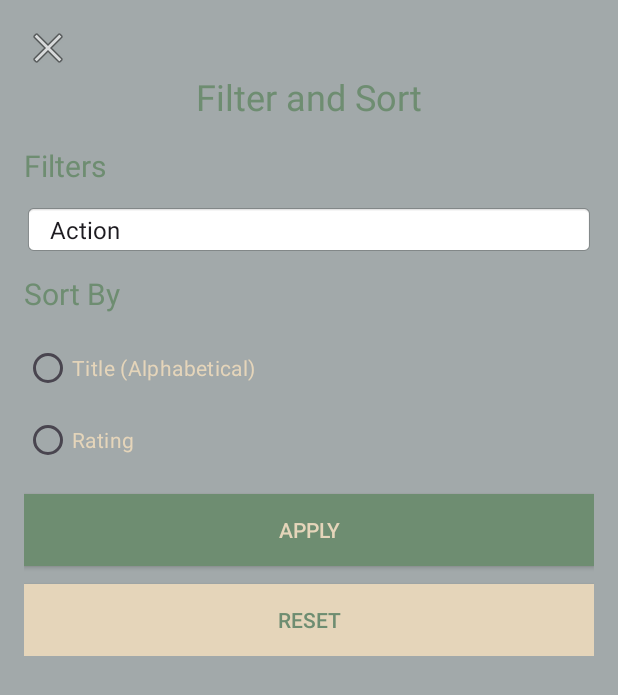
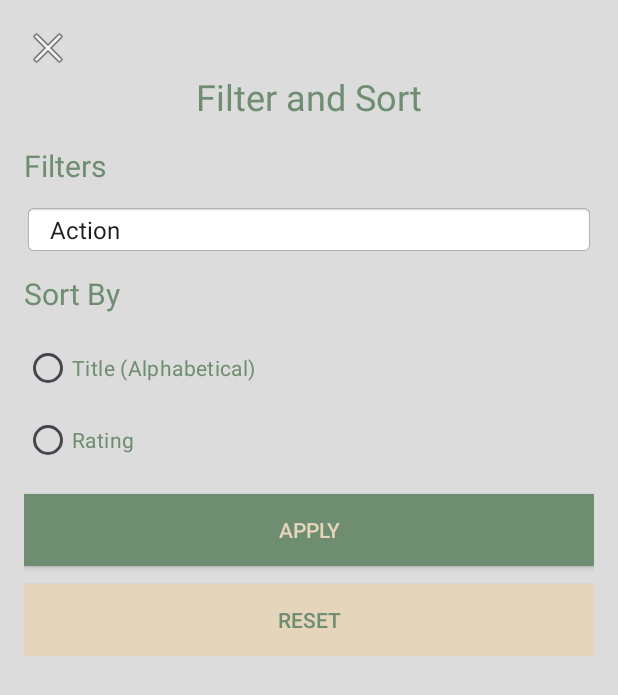
Before and after one commit to kianlagado/MOBDEVE_T1_23-24, an Android app: the FilterSortActivity screen opened directly, with no data from a screen before it, on a phone screen of 412 x 824 dp. Shown: the top 695 px of the screen. Run offline under Robolectric (Android 15) with nearby library versions, the phone set to English and light mode, and no system bars.

Commit message:
Update activity_filter_sort.xml

```diff
--- a/app/src/main/res/layout/activity_filter_sort.xml
+++ b/app/src/main/res/layout/activity_filter_sort.xml
@@ -2,7 +2,7 @@
 <ScrollView xmlns:android="http://schemas.android.com/apk/res/android"
     android:layout_width="match_parent"
     android:layout_height="match_parent"
-    android:background="#A2A9AA">
+    android:background="#DCDCDC">
 
     <LinearLayout
         android:layout_width="match_parent"
@@ -68,13 +68,13 @@
                 android:layout_width="match_parent"
                 android:layout_height="wrap_content"
                 android:text="Title (Alphabetical)"
-                android:textColor="#E5D5BA" />
+                android:textColor="#6E8D71" />
 
             <RadioButton
                 android:layout_width="match_parent"
                 android:layout_height="wrap_content"
                 android:text="Rating"
-                android:textColor="#E5D5BA" />
+                android:textColor="#6E8D71" />
         </RadioGroup>
 
         <!-- Apply Button -->
```
